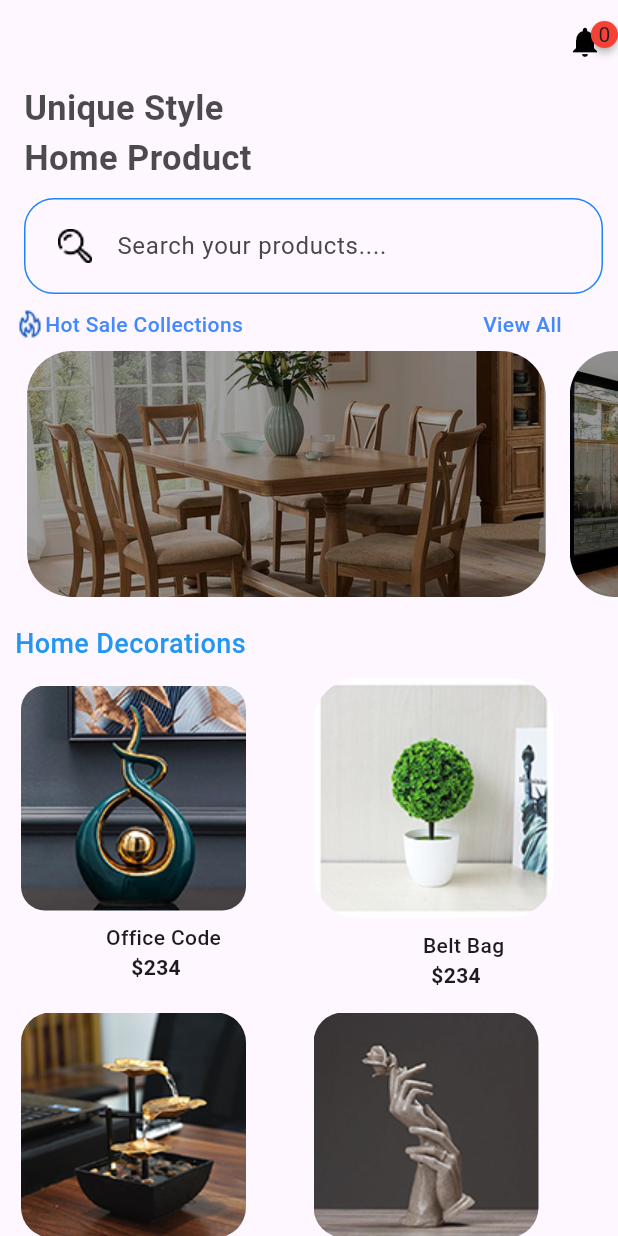
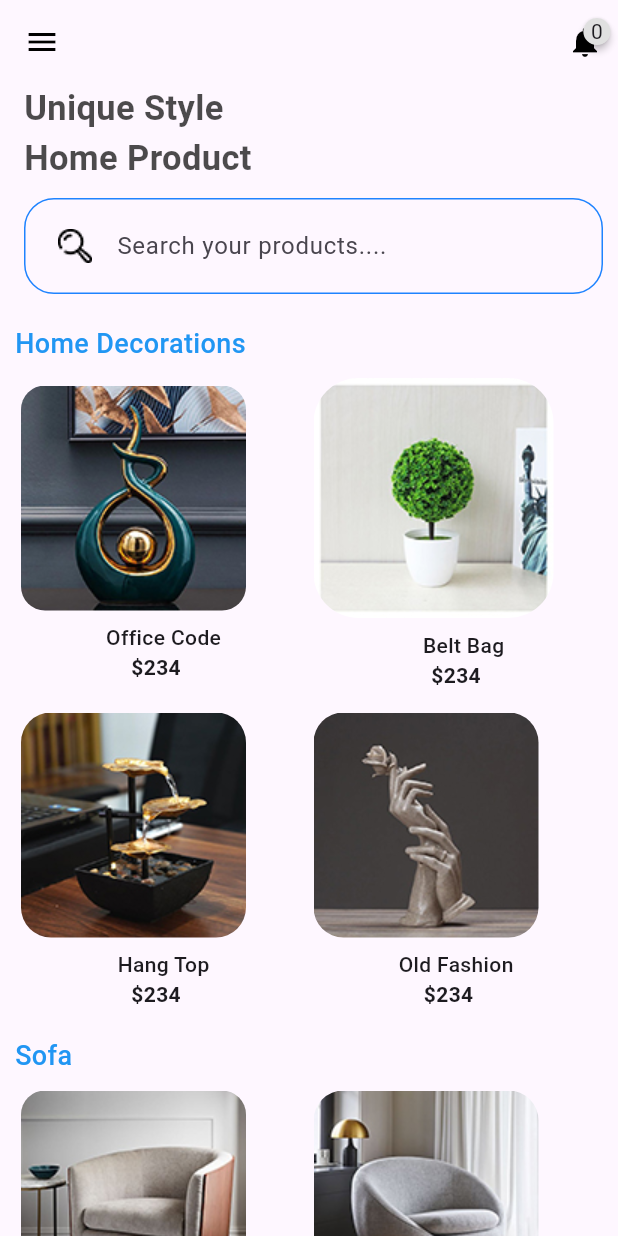
Before and after one commit to Tosin8/ktea, a Flutter app: the Home_Body screen opened directly, on a phone screen of 412 x 824 dp. Run offline on Flutter 3.47's test engine with Material 3 defaults, Android fonts, the phone set to English and light mode, and no system bars; our stand-ins replace animate_do, custom_navigation_bar, firebase_auth, firebase_core, get; missing offline and left inert: antdesign_icons; accounts and stored records are empty.

Commit message:
Update home_body.dart

```diff
--- a/lib/screens/home/home_body.dart
+++ b/lib/screens/home/home_body.dart
@@ -22,9 +22,11 @@ class _Home_BodyState extends State<Home_Body> {
       appBar: AppBar(
         automaticallyImplyLeading: false,
         iconTheme: const IconThemeData(
-            color: Colors.blueAccent), // for changing default color.
+            color: Colors.blueAccent),
+            // for changing default color.
        // elevation: 0,
        // shadowColor: Colors.black,
+       leading: Icon(Icons.menu, color: Colors.black,),
         actions: [
           GestureDetector(
               onTap: () {
@@ -32,21 +34,22 @@ class _Home_BodyState extends State<Home_Body> {
               },
               child:
               badges.Badge(
-                badgeContent: Text('0'),
+                position: badges.BadgePosition.topEnd(top: -10, end: -5),
+                badgeContent: const Text('0'),
                 showBadge: true,
-                child: Icon(Icons.notifications,
+                            badgeAnimation: const badges.BadgeAnimation.scale(animationDuration: Duration(milliseconds: 4500),
+                            curve: Curves.easeIn,
+                            loopAnimation: true),
+                child:  const Icon(Icons.notifications,
 
                             color: Colors.black,),
+                            badgeStyle: badges.BadgeStyle(badgeColor: Colors.grey.shade300),
+
               )
               ),
-              SizedBox(width: 10),
+              const SizedBox(width: 10),
         ]
               ),
-
-
-
-
-
       body: Padding(
         padding: const EdgeInsets.only(left: 10),
         child: ListView(children: [
@@ -60,24 +63,8 @@ class _Home_BodyState extends State<Home_Body> {
           const SizedBox(height: 10),
           const SearchBarWidget(),
           const SizedBox(height: 10),
-          Row(
-            children: [
-              Image.asset('assets/icons/hot_sale_20.png'),
-              Text(
-                'Hot Sale Collections',
-                style: subText,
-              ),
-              const SizedBox(width: 160),
-              GestureDetector(
-                onTap: () {},
-                child: Text(
-                  'View All',
-                  style: subText,
-                ),
-              ),
-            ],
-          ),
-          const CarouselSlider(),
+
+          //const CarouselSlider(),
           const SizedBox(height: 10),
 
           // home decoration.
```
